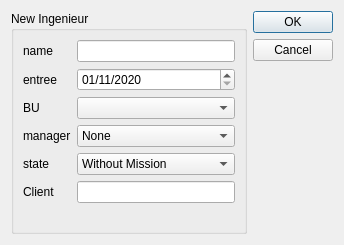
Qt form sources/views/add_ING_Diag.ui (thrichert/softy) before a commit.
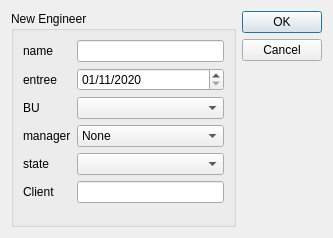
The same form after that commit.

Diff of the .ui file:
```diff
--- a/sources/views/add_ING_Diag.ui
+++ b/sources/views/add_ING_Diag.ui
@@ -6,18 +6,18 @@
    <rect>
     <x>0</x>
     <y>0</y>
-    <width>344</width>
-    <height>245</height>
+    <width>333</width>
+    <height>238</height>
    </rect>
   </property>
   <property name="windowTitle">
    <string>Dialog</string>
   </property>
-  <layout class="QHBoxLayout" name="horizontalLayout_6">
+  <layout class="QHBoxLayout" name="horizontalLayout_6" stretch="0,0">
    <item>
     <widget class="QGroupBox" name="groupBox_2">
      <property name="title">
-      <string>New Ingenieur</string>
+      <string>New Engineer</string>
      </property>
      <layout class="QVBoxLayout" name="verticalLayout_2">
       <item>
@@ -80,28 +80,7 @@
          </widget>
         </item>
         <item row="5" column="1">
-         <widget class="QComboBox" name="ING_stateComboList">
-          <item>
-           <property name="text">
-            <string>Without Mission</string>
-           </property>
-          </item>
-          <item>
-           <property name="text">
-            <string>With Mission</string>
-           </property>
-          </item>
-          <item>
-           <property name="text">
-            <string>inter contrat</string>
-           </property>
-          </item>
-          <item>
-           <property name="text">
-            <string>AR</string>
-           </property>
-          </item>
-         </widget>
+         <widget class="QComboBox" name="state"/>
         </item>
         <item row="6" column="0">
          <widget class="QLabel" name="label_5">
```
Left out of the diff: 10 changed lines with no effect on the pictures.
